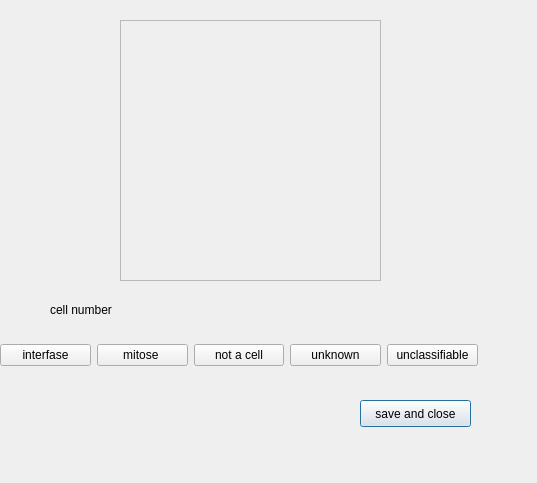
sanchestm/mitotic-index-calc, file dev python code/bycells_classwindow.ui: the form before one commit.
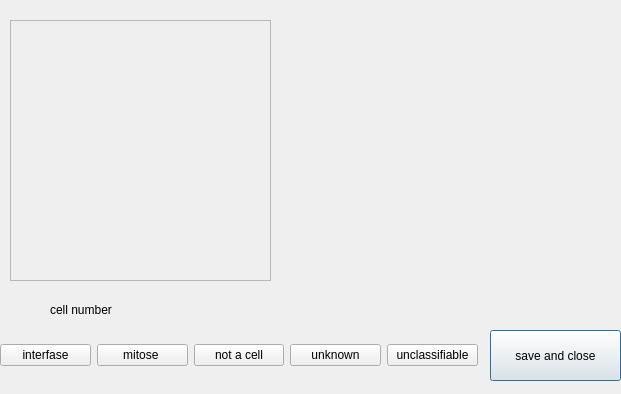
The form after the commit. Icons and pictures are not drawn.

What changed in the file:
```diff
--- a/dev python code/bycells_classwindow.ui
+++ b/dev python code/bycells_classwindow.ui
@@ -6,8 +6,8 @@
    <rect>
     <x>0</x>
     <y>0</y>
-    <width>537</width>
-    <height>483</height>
+    <width>621</width>
+    <height>394</height>
    </rect>
   </property>
   <property name="windowTitle">
@@ -79,10 +79,10 @@
   <widget class="QPushButton" name="saveclose">
    <property name="geometry">
     <rect>
-     <x>360</x>
-     <y>400</y>
-     <width>111</width>
-     <height>27</height>
+     <x>490</x>
+     <y>330</y>
+     <width>131</width>
+     <height>51</height>
     </rect>
    </property>
    <property name="autoFillBackground">
@@ -104,7 +104,7 @@
   <widget class="QLabel" name="cellimg">
    <property name="geometry">
     <rect>
-     <x>120</x>
+     <x>10</x>
      <y>20</y>
      <width>261</width>
      <height>261</height>
@@ -130,6 +130,22 @@
     <string>cell number</string>
    </property>
   </widget>
+  <widget class="QLabel" name="basecells">
+   <property name="geometry">
+    <rect>
+     <x>290</x>
+     <y>20</y>
+     <width>321</width>
+     <height>261</height>
+    </rect>
+   </property>
+   <property name="frameShape">
+    <enum>QFrame::NoFrame</enum>
+   </property>
+   <property name="text">
+    <string/>
+   </property>
+  </widget>
  </widget>
  <resources/>
  <connections/>
```
